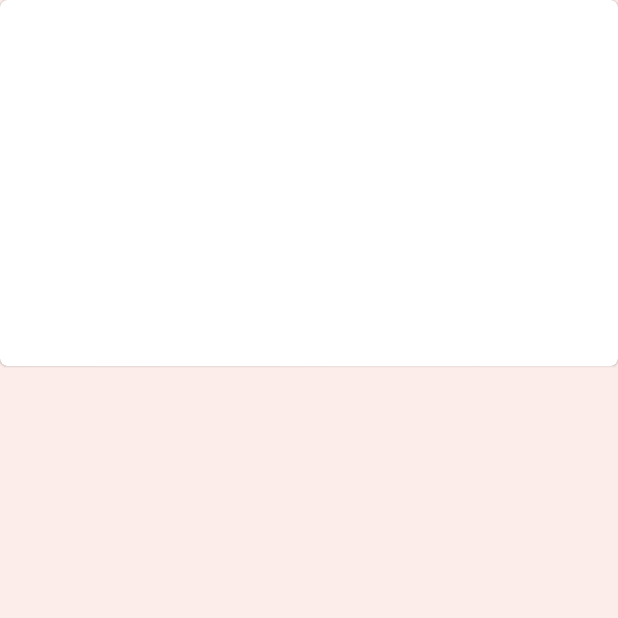
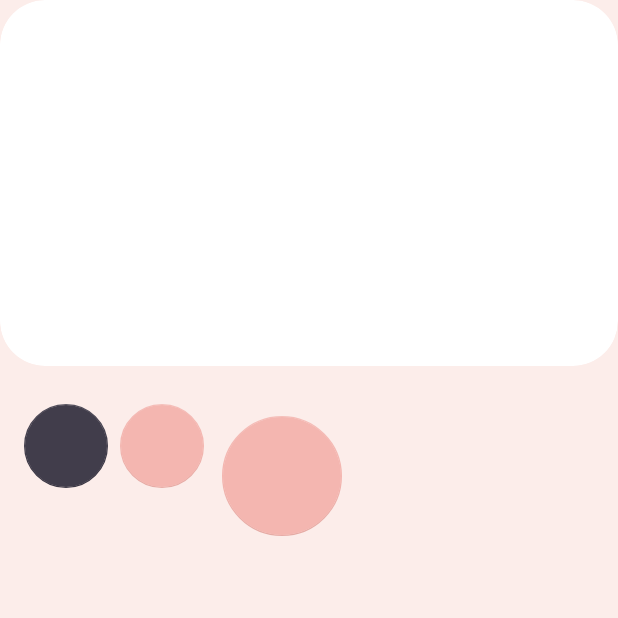
Before and after one commit to Harsh8833/Calculator, an Android app: the screen it shows after launch (MainActivity), on a phone screen of 412 x 824 dp, the top half of it. Run offline under Robolectric (Android 15) with nearby library versions, the phone set to English and light mode, and no system bars.

Commit message:
table layout

```diff
--- a/app/build.gradle
+++ b/app/build.gradle
@@ -37,6 +37,7 @@ dependencies {
     implementation 'androidx.appcompat:appcompat:1.4.0'
     implementation 'com.google.android.material:material:1.4.0'
     implementation 'androidx.constraintlayout:constraintlayout:2.1.2'
+    implementation 'androidx.gridlayout:gridlayout:1.0.0'
     testImplementation 'junit:junit:4.+'
     implementation("com.google.android.material:material:1.6.0-alpha01")
     androidTestImplementation 'androidx.test.ext:junit:1.1.3'
--- a/app/src/main/res/layout/activity_main.xml
+++ b/app/src/main/res/layout/activity_main.xml
@@ -1,54 +1,81 @@
 <?xml version="1.0" encoding="utf-8"?>
-<androidx.constraintlayout.widget.ConstraintLayout xmlns:android="http://schemas.android.com/apk/res/android"
+<androidx.appcompat.widget.LinearLayoutCompat xmlns:android="http://schemas.android.com/apk/res/android"
     xmlns:app="http://schemas.android.com/apk/res-auto"
     xmlns:tools="http://schemas.android.com/tools"
     android:layout_width="match_parent"
     android:layout_height="match_parent"
     tools:context=".MainActivity"
-    android:background="@color/light_red">
+    android:background="@color/light_red"
+    android:orientation="vertical">
 
 
+
+    <com.google.android.material.card.MaterialCardView
+        android:id="@+id/cardView"
+        style="?attr/materialCardViewFilledStyle"
+        android:layout_width="match_parent"
+        android:layout_height="244dp"
+        app:cardCornerRadius="30dp"
+        app:cardElevation="0dp"
+        app:layout_constraintEnd_toEndOf="parent"
+        app:layout_constraintHorizontal_bias="0.0"
+        app:layout_constraintStart_toStartOf="parent"
+        app:layout_constraintTop_toTopOf="parent">
+
+    </com.google.android.material.card.MaterialCardView>
+
     <TableLayout
-        android:id="@+id/tableLayout"
         android:layout_width="match_parent"
         android:layout_height="wrap_content"
-        android:layout_marginTop="535dp"
-        app:layout_constraintBottom_toBottomOf="parent"
-        app:layout_constraintEnd_toEndOf="parent"
-        app:layout_constraintStart_toStartOf="parent"
-        app:layout_constraintTop_toBottomOf="@+id/cardView">
+        android:stretchColumns="1"
+        android:layout_marginTop="25dp">
 
         <TableRow
             android:layout_width="match_parent"
-            android:layout_height="match_parent" />
+            android:layout_weight="100">
 
-        <TableRow
-            android:layout_width="match_parent"
-            android:layout_height="match_parent" />
+            <com.google.android.material.floatingactionbutton.FloatingActionButton
+                android:id="@+id/ac_Button"
+                android:layout_width="fill_parent"
+                android:layout_height="fill_parent"
+                android:layout_marginEnd="4dp"
+                android:layout_marginBottom="4dp"
+                android:layout_marginStart="16dp"
+                app:backgroundTint="@color/gray_purple"
+                app:elevation="0dp"
+                android:layout_weight="25">
 
-        <TableRow
-            android:layout_width="match_parent"
-            android:layout_height="match_parent" />
+            </com.google.android.material.floatingactionbutton.FloatingActionButton>
 
-        <TableRow
-            android:layout_width="match_parent"
-            android:layout_height="match_parent" />
+            <com.google.android.material.floatingactionbutton.FloatingActionButton
+                android:id="@+id/percent"
+                android:layout_width="wrap_content"
+                android:layout_height="wrap_content"
+                android:layout_marginEnd="4dp"
+                android:layout_marginBottom="4dp"
+                android:layout_marginStart="4dp"
+                app:backgroundTint="@color/dark_pink"
+                app:elevation="0dp"
+                android:layout_weight="25">
+
+            </com.google.android.material.floatingactionbutton.FloatingActionButton>
+
+            <com.google.android.material.floatingactionbutton.FloatingActionButton
+                android:id="@+id/divide"
+                android:layout_width="wrap_content"
+                android:layout_height="wrap_content"
+                android:layout_margin="8dp"
+                app:backgroundTint="@color/dark_pink"
+                app:fabCustomSize="80dp"
+                app:elevation="0dp"
+                android:layout_weight="25">
+
+            </com.google.android.material.floatingactionbutton.FloatingActionButton>
+        </TableRow>
+
+
     </TableLayout>
 
-    <com.google.android.material.card.MaterialCardView
-        android:id="@+id/cardView"
-        android:layout_width="match_parent"
-        android:layout_height="244dp"
-        app:layout_constraintEnd_toEndOf="parent"
-        app:layout_constraintHorizontal_bias="0.0"
-        app:layout_constraintStart_toStartOf="parent"
-        app:layout_constraintTop_toTopOf="parent"
-        app:cardCornerRadius="5dp">
-        <LinearLayout
-            android:layout_width="wrap_content"
-            android:layout_height="wrap_content"/>
-
-    </com.google.android.material.card.MaterialCardView>
 
 
-</androidx.constraintlayout.widget.ConstraintLayout>
+</androidx.appcompat.widget.LinearLayoutCompat>
--- a/app/src/main/res/values/colors.xml
+++ b/app/src/main/res/values/colors.xml
@@ -9,4 +9,7 @@
     <color name="white">#FFFFFFFF</color>
 
     <color name="light_red">#fcedea</color>
+    <color name="gray_purple">#413D4B</color>
+    <color name="dark_pink">#F4B6B0</color>
+
 </resources>
--- a/app/src/main/res/values/themes.xml
+++ b/app/src/main/res/values/themes.xml
@@ -12,6 +12,12 @@
         <!-- Status bar color. -->
         <item name="android:statusBarColor" tools:targetApi="l">?attr/colorOnPrimary</item>
         <item name="android:windowLightStatusBar">true</item>
+        <item name="android:navigationBarColor">@color/light_red</item>
         <!-- Customize your theme here. -->
+
+    </style>
+
+    <style name="Buttons" parent="ThemeOverlay.Material3.Button.TonalButton">
+
     </style>
 </resources>
```
